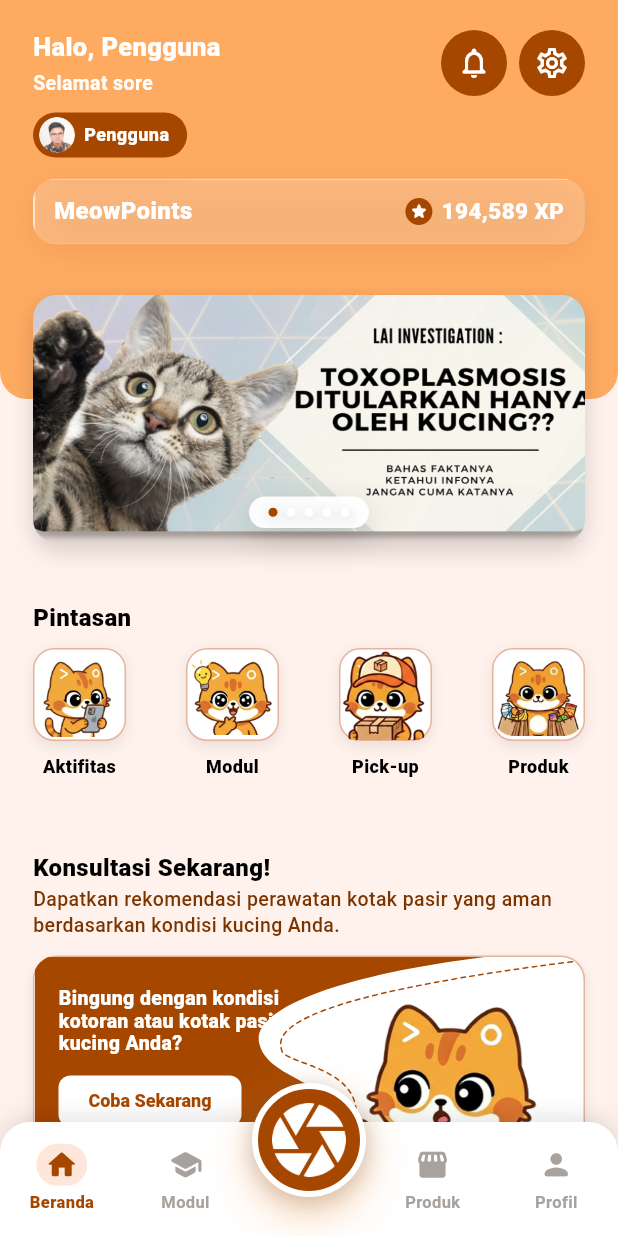
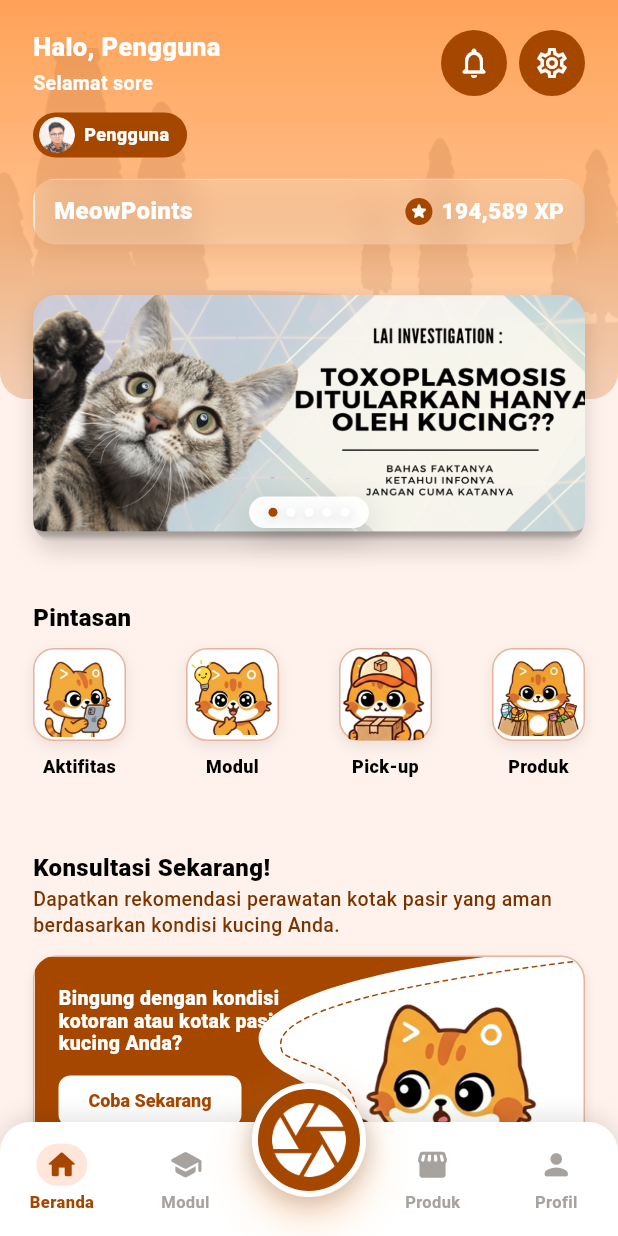
Before and after one commit to ayiinee/anabool, a Flutter app: the screen it shows once a user with an empty profile is signed in, on a phone screen of 412 x 824 dp. Run offline on Flutter 3.47's test engine with Material 3 defaults, Android fonts, the phone set to English and light mode, and no system bars; our stand-ins replace camera, dio, firebase_auth, firebase_core, google_sign_in, image_picker; accounts and stored records are empty.

Commit message:
fix: header hero in homepage

```diff
--- a/frontend/lib/core/constants/asset_constants.dart
+++ b/frontend/lib/core/constants/asset_constants.dart
@@ -12,6 +12,7 @@ class HomeAssets {
   static const pickupCat = '$imageBase/cat-pickup.png';
   static const posterCat = '$imageBase/cat-poster.png';
   static const profilePhoto = '$imageBase/putu-alvin.png';
+  static const heroBackground = '$imageBase/hero-background-image.png';
   static const homePoster = '$imageBase/home-poster.png';
   static const homePoster3 = '$imageBase/home-poster3.png';
   static const homePoster4 = '$imageBase/home-poster4.png';
--- a/frontend/lib/features/home/presentation/widgets/hero_header.dart
+++ b/frontend/lib/features/home/presentation/widgets/hero_header.dart
@@ -13,6 +13,10 @@ class HeroHeader extends StatelessWidget {
   const HeroHeader({super.key});
 
   static const _posterAspectRatio = 1138 / 512;
+  static const _headerBorderRadius = BorderRadius.only(
+    bottomLeft: Radius.circular(18),
+    bottomRight: Radius.circular(18),
+  );
 
   @override
   Widget build(BuildContext context) {
@@ -33,23 +37,22 @@ class HeroHeader extends StatelessWidget {
           child: Stack(
             clipBehavior: Clip.none,
             children: [
-              Container(
+              const SizedBox(
                 height: headerHeight,
                 width: double.infinity,
-                padding: const EdgeInsets.fromLTRB(
+                child: ClipRRect(
+                  borderRadius: _headerBorderRadius,
+                  child: Stack(
+                    children: [
+                      Positioned.fill(child: _HeroBackground()),
+                      Padding(
+                        padding: EdgeInsets.fromLTRB(
                           HomeMetrics.horizontalPadding,
                           20,
                           HomeMetrics.horizontalPadding,
                           0,
                         ),
-                decoration: const BoxDecoration(
-                  color: AnaboolColors.header,
-                  borderRadius: BorderRadius.only(
-                    bottomLeft: Radius.circular(18),
-                    bottomRight: Radius.circular(18),
-                  ),
-                ),
-                child: const Column(
+                        child: Column(
                           crossAxisAlignment: CrossAxisAlignment.start,
                           children: [
                             Row(
@@ -69,6 +72,10 @@ class HeroHeader extends StatelessWidget {
                           ],
                         ),
                       ),
+                    ],
+                  ),
+                ),
+              ),
               Positioned(
                 left: HomeMetrics.horizontalPadding,
                 right: HomeMetrics.horizontalPadding,
@@ -79,6 +86,68 @@ class HeroHeader extends StatelessWidget {
           ),
         );
       },
+    );
+  }
+}
+
+class _HeroBackground extends StatelessWidget {
+  const _HeroBackground();
+
+  @override
+  Widget build(BuildContext context) {
+    return Stack(
+      fit: StackFit.expand,
+      children: [
+        const DecoratedBox(
+          decoration: BoxDecoration(
+            gradient: LinearGradient(
+              begin: Alignment.topCenter,
+              end: Alignment.bottomCenter,
+              colors: [
+                Color(0xFFFFA258),
+                Color(0xFFFFBA80),
+                Color(0xFFFFD6B8),
+              ],
+              stops: [0, 0.58, 1],
+            ),
+          ),
+        ),
+        Positioned.fill(
+          child: Transform.translate(
+            offset: const Offset(0, 32),
+            child: const Opacity(
+              opacity: 1,
+              child: ColorFiltered(
+                colorFilter: ColorFilter.mode(
+                  Color(0xFF8E430F),
+                  BlendMode.srcIn,
+                ),
+                child: DesignImage(
+                  asset: HomeAssets.heroBackground,
+                  fit: BoxFit.cover,
+                  alignment: Alignment.bottomCenter,
+                ),
+              ),
+            ),
+          ),
+        ),
+        const Positioned.fill(
+          child: DecoratedBox(
+            decoration: BoxDecoration(
+              gradient: LinearGradient(
+                begin: Alignment.topCenter,
+                end: Alignment.bottomCenter,
+                colors: [
+                  Color(0x00FFFFFF),
+                  Color(0x17FFFFFF),
+                  Color(0x45FFF2E8),
+                ],
+                stops: [0, 0.62, 1],
+              ),
+            ),
+          ),
+        ),
+      ],
     );
   }
 }
```
Also changed, not shown: frontend/assets/images/home/hero-background-image.png (added). Lines whose indentation alone changed are shown as unchanged.
